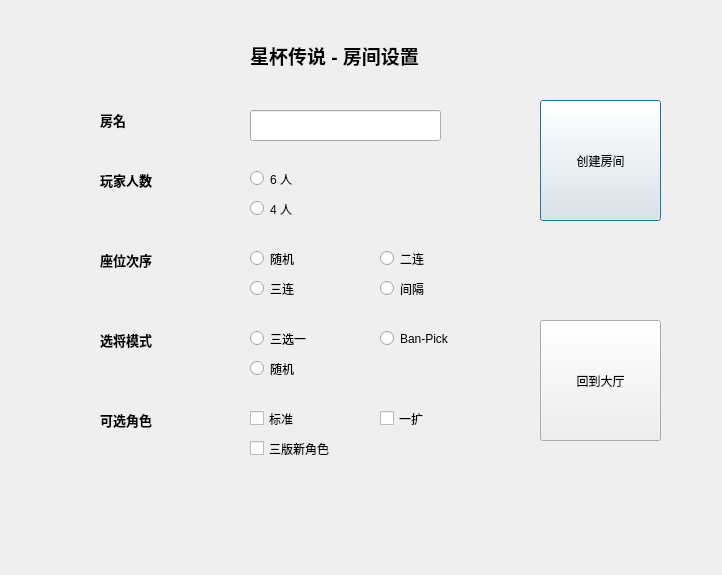
Old version of the form client/RoomSet.ui in the repository chntujia/CodfiyAsteriatedGrailClient.
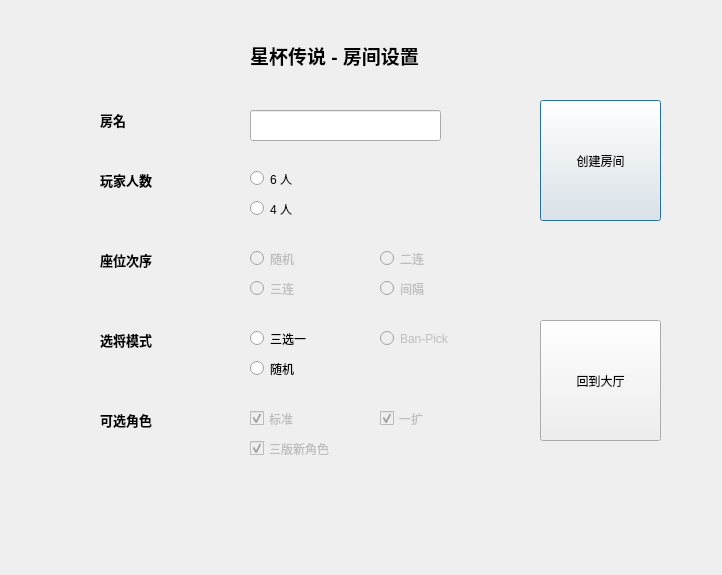
New version of the form.

Patch:
```diff
--- a/client/RoomSet.ui
+++ b/client/RoomSet.ui
@@ -92,6 +92,9 @@
    </property>
   </widget>
   <widget class="QRadioButton" name="radioButtonSeatOrderSanLian">
+   <property name="enabled">
+    <bool>false</bool>
+   </property>
    <property name="geometry">
     <rect>
      <x>250</x>
@@ -118,6 +121,9 @@
    </property>
   </widget>
   <widget class="QRadioButton" name="radioButtonSeatOrderErLian">
+   <property name="enabled">
+    <bool>false</bool>
+   </property>
    <property name="geometry">
     <rect>
      <x>380</x>
@@ -131,6 +137,9 @@
    </property>
   </widget>
   <widget class="QRadioButton" name="radioButtonSeatOrderJianGe">
+   <property name="enabled">
+    <bool>false</bool>
+   </property>
    <property name="geometry">
     <rect>
      <x>380</x>
@@ -144,6 +153,9 @@
    </property>
   </widget>
   <widget class="QRadioButton" name="radioButtonSeatOrderSuiji">
+   <property name="enabled">
+    <bool>false</bool>
+   </property>
    <property name="geometry">
     <rect>
      <x>250</x>
@@ -208,6 +220,9 @@
    </property>
   </widget>
   <widget class="QRadioButton" name="radioButtonRoleSelectionBanPick">
+   <property name="enabled">
+    <bool>false</bool>
+   </property>
    <property name="geometry">
     <rect>
      <x>380</x>
@@ -260,6 +275,9 @@
    </property>
   </widget>
   <widget class="QCheckBox" name="checkBoxRoleRangeBiaozhun">
+   <property name="enabled">
+    <bool>false</bool>
+   </property>
    <property name="geometry">
     <rect>
      <x>250</x>
@@ -271,8 +289,14 @@
    <property name="text">
     <string>标准</string>
    </property>
+   <property name="checked">
+    <bool>true</bool>
+   </property>
   </widget>
   <widget class="QCheckBox" name="checkBoxRoleRangeYiKuo">
+   <property name="enabled">
+    <bool>false</bool>
+   </property>
    <property name="geometry">
     <rect>
      <x>380</x>
@@ -284,8 +308,14 @@
    <property name="text">
     <string>一扩</string>
    </property>
+   <property name="checked">
+    <bool>true</bool>
+   </property>
   </widget>
   <widget class="QCheckBox" name="checkBoxRoleRangeSanBan">
+   <property name="enabled">
+    <bool>false</bool>
+   </property>
    <property name="geometry">
     <rect>
      <x>250</x>
@@ -297,6 +327,9 @@
    <property name="text">
     <string>三版新角色</string>
    </property>
+   <property name="checked">
+    <bool>true</bool>
+   </property>
   </widget>
  </widget>
  <resources/>
```
